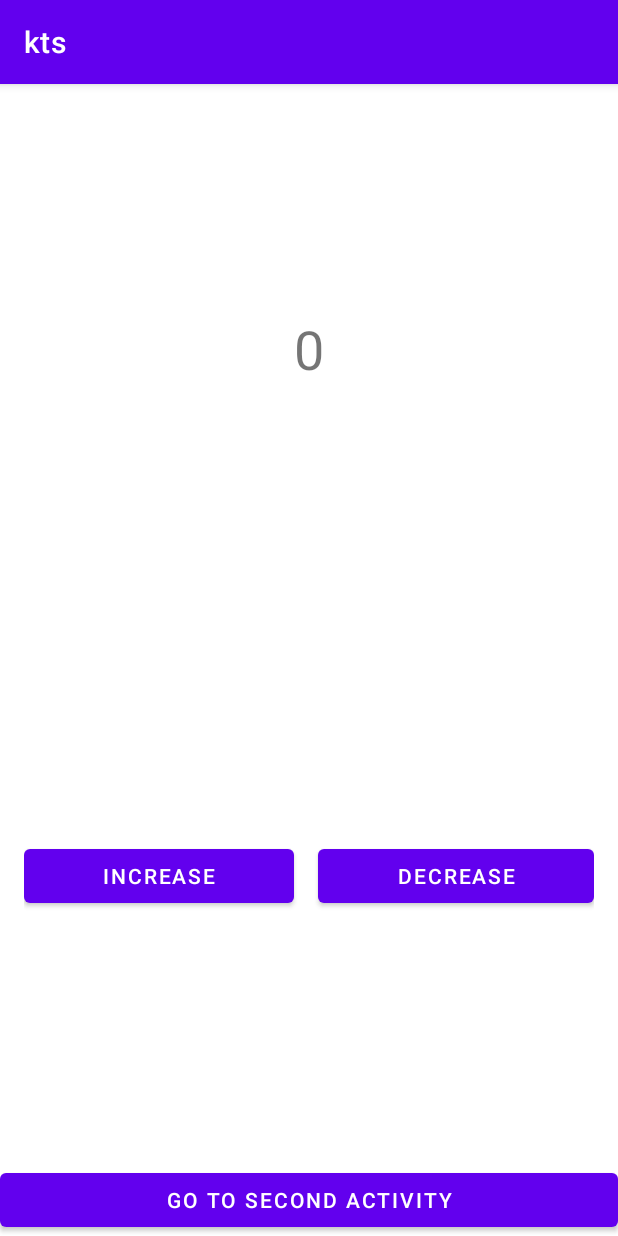
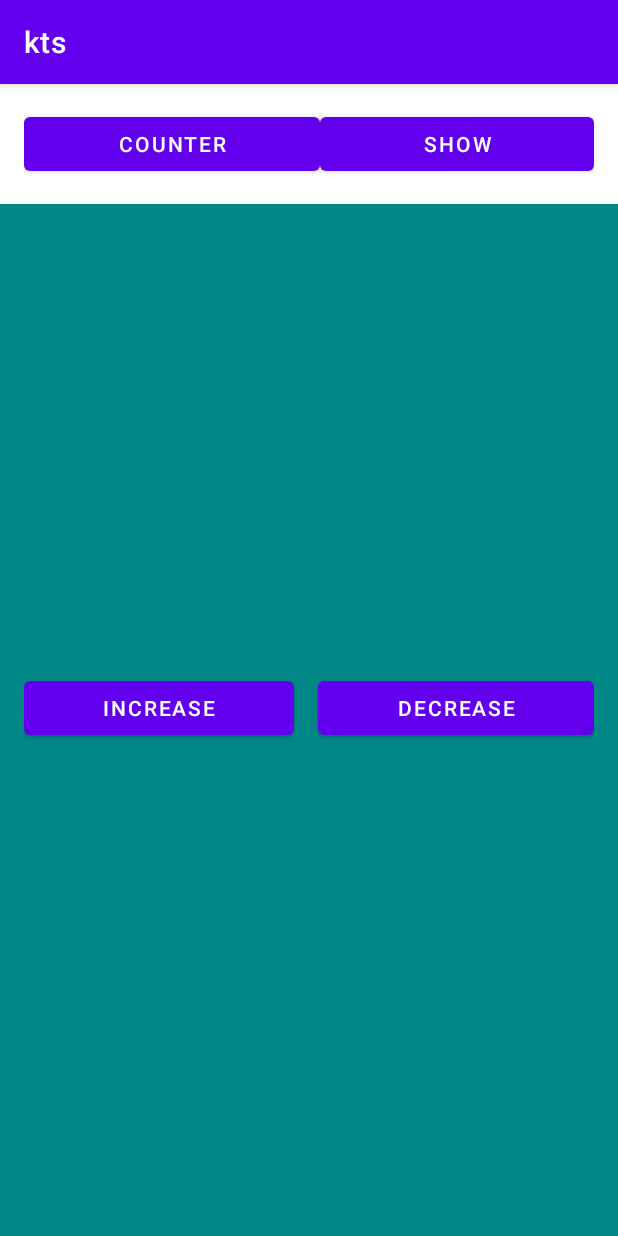
Before and after one commit to edhimurwanto/android-training-mandiri, an Android app: the screen it shows after launch (MainActivity), on a phone screen of 412 x 824 dp. Run offline under Robolectric (Android 15) with nearby library versions, the phone set to English and light mode, and no system bars.

Commit message:
[fragment] share data two fragment with Fragment Result API

```diff
--- a/app/build.gradle.kts
+++ b/app/build.gradle.kts
@@ -43,6 +43,8 @@ dependencies {
     implementation("org.jetbrains.kotlin:kotlin-stdlib:${Versions.kotlinVersion}")
     implementation("androidx.constraintlayout:constraintlayout:2.0.4")
     implementation("androidx.legacy:legacy-support-v4:1.0.0")
+    implementation("androidx.fragment:fragment-ktx:1.4.0-alpha04")
+
     testImplementation("junit:junit:4.13.2")
     androidTestImplementation("androidx.test.ext:junit:1.1.3")
     androidTestImplementation("androidx.test.espresso:espresso-core:3.4.0")
--- a/app/src/main/java/com/enigmacamp/kts/MainActivity.kt
+++ b/app/src/main/java/com/enigmacamp/kts/MainActivity.kt
@@ -5,7 +5,10 @@ import androidx.appcompat.app.AppCompatActivity
 import android.os.Bundle
 import android.os.PersistableBundle
 import android.util.Log
+import androidx.core.os.bundleOf
+import androidx.fragment.app.Fragment
 import androidx.fragment.app.FragmentTransaction
+import androidx.fragment.app.setFragmentResult
 import kotlinx.android.synthetic.main.activity_main.*
 
 class MainActivity : AppCompatActivity(), CounterHandler {
@@ -13,23 +16,45 @@ class MainActivity : AppCompatActivity(), CounterHandler {
     val TAG = MainActivity::class.java.simpleName
 
     var counter = 0
-    lateinit var showCounterFragment: ShowCounterFragment;
+    lateinit var showCounterFragment: ShowCounterFragment
+    lateinit var counterFragment: CounterFragment
 
     override fun onCreate(savedInstanceState: Bundle?) {
         super.onCreate(savedInstanceState)
         setContentView(R.layout.activity_main)
         Log.d(TAG, "onCreate()")
 
-        (counter_fragment_container as CounterFragment).counterHandler = this
+        showCounterFragment = ShowCounterFragment()
+        counterFragment = CounterFragment()
 
-        showCounterFragment = ShowCounterFragment()
+        switchFragment(counterFragment)
+
+        btnCounterFragment.setOnClickListener {
+            switchFragment(counterFragment)
+        }
+
+        btnShowCounterFragment.setOnClickListener {
+            switchFragment(showCounterFragment)
+        }
+
+    }
+
+    fun switchFragment(fragment: Fragment){
         val fragmentTransaction: FragmentTransaction = supportFragmentManager.beginTransaction()
-        fragmentTransaction.replace(show_counter_fragment_container.id, showCounterFragment)
-        fragmentTransaction.commit()
+        when(fragment){
+            is ShowCounterFragment -> {
+                Log.d(TAG, "Active Fragment is ShowCounterFragment")
+                fragmentTransaction.replace(counter_fragment_container.id, fragment)
+                counterFragment.setFragmentResult("COUNTER", bundleOf("counter" to counter))
+//                counterFragment.setResult(this.counter)
+                fragmentTransaction.commit()
+            }
 
-        btnGoToSecondActivity.setOnClickListener {
-            Intent(this, SecondActivity::class.java).also {
-                startActivity(it)
+            else -> {
+                Log.d(TAG, "Active Fragment is CounterFragment")
+                (fragment as CounterFragment).counterHandler = this
+                fragmentTransaction.replace(counter_fragment_container.id, fragment)
+                fragmentTransaction.commit()
             }
         }
     }
@@ -37,13 +62,11 @@ class MainActivity : AppCompatActivity(), CounterHandler {
     override fun handleIncrement(){
         this.counter++
         Log.d(TAG, this.counter.toString())
-        showCounterFragment.updateCounter(this.counter)
     }
 
     override fun handleDecrement(){
         this.counter--
         Log.d(TAG, this.counter.toString())
-        showCounterFragment.updateCounter(this.counter)
     }
 
     override fun onStart() {
--- a/app/src/main/java/com/enigmacamp/kts/SecondActivity.kt
+++ b/app/src/main/java/com/enigmacamp/kts/SecondActivity.kt
@@ -21,7 +21,7 @@ class SecondActivity : AppCompatActivity(), CounterHandler {
 
         showCounterFragment = ShowCounterFragment()
         val fragmentTransaction: FragmentTransaction = supportFragmentManager.beginTransaction()
-        fragmentTransaction.add(show_counter_fragment_container.id, showCounterFragment)
+        fragmentTransaction.add(counter_fragment_container.id, showCounterFragment)
         fragmentTransaction.commit()
     }
 
--- a/app/src/main/res/layout/activity_main.xml
+++ b/app/src/main/res/layout/activity_main.xml
@@ -1,5 +1,5 @@
 <?xml version="1.0" encoding="utf-8"?>
-<LinearLayout xmlns:android="http://schemas.android.com/apk/res/android"
+<androidx.constraintlayout.widget.ConstraintLayout xmlns:android="http://schemas.android.com/apk/res/android"
     xmlns:app="http://schemas.android.com/apk/res-auto"
     xmlns:tools="http://schemas.android.com/tools"
     android:layout_width="match_parent"
@@ -8,26 +8,39 @@
     android:orientation="vertical"
     tools:context=".MainActivity">
 
-    <FrameLayout
-        android:id="@+id/show_counter_fragment_container"
+    <LinearLayout
+        android:id="@+id/linearLayout"
         android:layout_width="match_parent"
         android:layout_height="wrap_content"
-        tools:layout_editor_absoluteY="164dp"
+        android:layout_marginTop="16dp"
+        android:orientation="horizontal"
+        android:paddingHorizontal="16dp"
+        app:layout_constraintTop_toTopOf="parent">
+
+        <Button
+            android:id="@+id/btnCounterFragment"
+            android:layout_width="wrap_content"
+            android:layout_height="wrap_content"
+            android:layout_weight="1"
+            android:text="Counter" />
+
+        <Button
+            android:id="@+id/btnShowCounterFragment"
+            android:layout_width="wrap_content"
+            android:layout_height="wrap_content"
+            android:layout_weight="1"
+            android:text="Show" />
+    </LinearLayout>
+
+    <FrameLayout
+        android:id="@+id/counter_fragment_container"
+        android:layout_width="match_parent"
+        android:layout_height="0dp"
+        android:layout_marginTop="16dp"
         android:layout_weight="1"
-        />
+        app:layout_constraintBottom_toBottomOf="parent"
+        app:layout_constraintTop_toBottomOf="@+id/linearLayout">
 
-    <fragment
-        android:id="@+id/counter_fragment_container"
-        android:name="com.enigmacamp.kts.CounterFragment"
-        android:layout_width="match_parent"
-        android:layout_height="wrap_content"
-        tools:layout_editor_absoluteY="396dp"
-        android:layout_weight="1"/>
+    </FrameLayout>
 
-    <Button
-        android:id="@+id/btnGoToSecondActivity"
-        android:layout_width="match_parent"
-        android:layout_height="wrap_content"
-        android:text="Go to Second Activity" />
-
-</LinearLayout>
+</androidx.constraintlayout.widget.ConstraintLayout>
--- a/app/src/main/res/layout/fragment_counter.xml
+++ b/app/src/main/res/layout/fragment_counter.xml
@@ -4,7 +4,9 @@
     xmlns:tools="http://schemas.android.com/tools"
     android:layout_width="match_parent"
     android:layout_height="match_parent"
-    tools:context=".CounterFragment">
+    tools:context=".CounterFragment"
+    android:background="@color/teal_700"
+    >
 
 
     <LinearLayout
--- a/app/src/main/res/layout/fragment_show_counter.xml
+++ b/app/src/main/res/layout/fragment_show_counter.xml
@@ -4,9 +4,10 @@
     xmlns:tools="http://schemas.android.com/tools"
     android:layout_width="match_parent"
     android:layout_height="match_parent"
-    tools:context=".ShowCounterFragment">
+    tools:context=".ShowCounterFragment"
+    android:background="@color/teal_200"
+    >
 
-    <!-- TODO: Update blank fragment layout -->
     <TextView
         android:id="@+id/textViewCounter"
         android:layout_width="wrap_content"
```
Also changed, not shown: app/src/main/java/com/enigmacamp/kts/CounterFragment.kt (+9 -0 lines), app/src/main/java/com/enigmacamp/kts/ShowCounterFragment.kt (+14 -0 lines).
